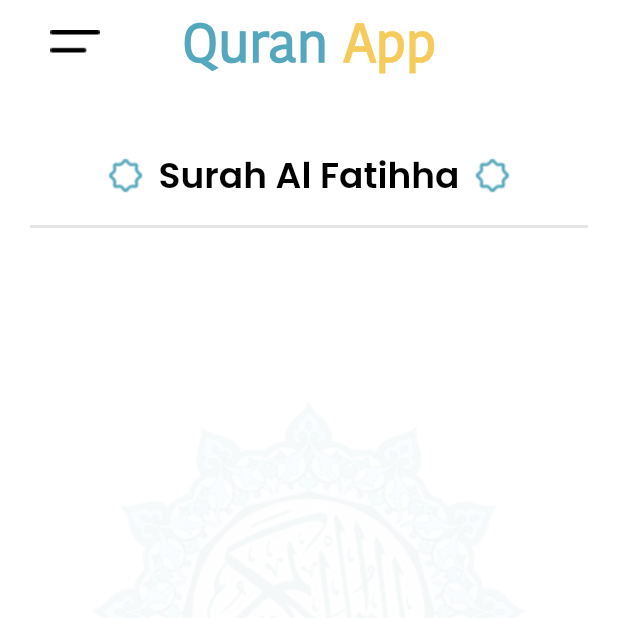
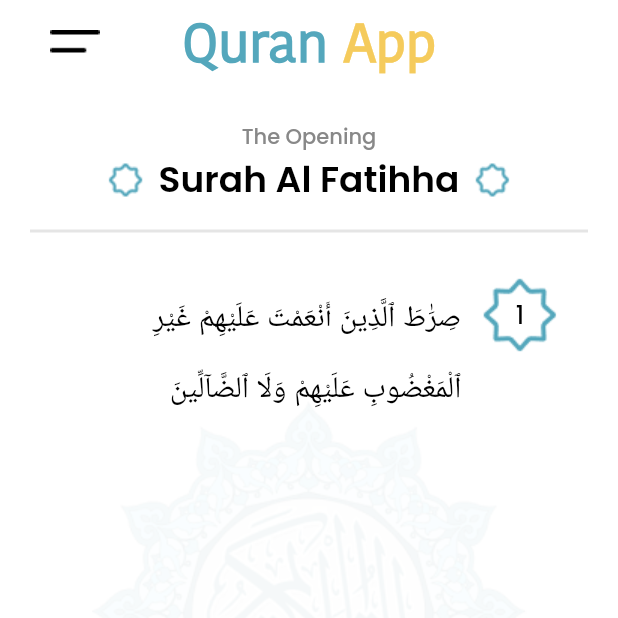
Before and after one commit to MuhammadJamalAshrafi/quran_app, a Flutter app: the screen it shows after launch, on a phone screen of 412 x 824 dp, the top half of it. Run offline on Flutter 3.47's test engine with Material 2 defaults, Android fonts, the phone set to English and light mode, and no system bars; network calls fail.

Commit message:
Surah Detail Page UI fixes

```diff
--- a/lib/screens/surah_detail.dart
+++ b/lib/screens/surah_detail.dart
@@ -1,5 +1,6 @@
 import 'dart:convert';
 
+import 'package:flutter/cupertino.dart';
 import 'package:flutter/material.dart';
 import 'package:http/http.dart' as http;
 import 'package:quran_app/models/chapter_response.dart';
@@ -82,7 +83,8 @@
               ),
               child: Column(
                   children: [
-                    const SizedBox(height: 43),
+                    const SizedBox(height: 25),
+                    const Text("The Opening", style: TextStyle(fontSize: 14, color: Color(0xFF888888), fontFamily: "Poppins", fontWeight: FontWeight.w500)),
                     Row(
                       mainAxisAlignment: MainAxisAlignment.center,
                       children: [
@@ -108,37 +110,58 @@
                     Expanded(
                       child: Padding(
                         padding: const EdgeInsets.only(left: 10, right: 20.44),
-                        child: ListView.separated(
-                          scrollDirection: Axis.vertical,
-                          shrinkWrap: true,
-                          itemCount: _chapterResponse?.chapters?.length ?? 0,
-                          separatorBuilder: (BuildContext context, int index) =>
-                          const SizedBox(height: 20),
-                          itemBuilder: (_,index) => Row(
-                            // children: [
-                            //   Row(
+                        child: Container(
+                          width: MediaQuery.of(context).size.width,
+                          child: Row(
+                            crossAxisAlignment: CrossAxisAlignment.start,
+                            textDirection: TextDirection.rtl,
                             children: [
                               Stack(
                                 alignment: Alignment.center,
                                 children: [
                                   Image.asset("images/big_star.png", width: 50, height: 50),
-                                  Text(_chapterResponse?.chapters![index]?.id?.toString() ?? "",style: TextStyle(color: Colors.black, fontSize: 16, fontFamily: "Poppins", fontWeight: FontWeight.w500))
-                                ],),
-                              const SizedBox(width: 34),
-                              Column(
-                                crossAxisAlignment: CrossAxisAlignment.start,
-                                children: [
-                                  Text(_chapterResponse?.chapters![index]?.name_simple ?? "", style: TextStyle(fontSize: 18, color: Colors.black, fontWeight: FontWeight.w400, fontFamily: "Poppins")),
-                                  Text(_chapterResponse?.chapters![index]?.translated_name?.name ?? "", style: TextStyle(fontSize: 14, color: Color(0xFF888888), fontWeight: FontWeight.w300, fontFamily: "Poppins"))
+                                  const Text("1",style: TextStyle(color: Colors.black, fontSize: 16, fontFamily: "Poppins", fontWeight: FontWeight.w500))
                                 ],
                               ),
-                              const Spacer(),
-                              Text(_chapterResponse?.chapters![index]?.name_arabic ?? "", style: TextStyle(fontSize: 20, color: Colors.black, fontWeight: FontWeight.w400, fontFamily: "Poppins", height: 2.5)),
-                              const SizedBox(width: 18),
-                              Image.asset("images/arrow.png")
+                              const SizedBox(width: 14),
+                              const Expanded(
+                                child: Text(" صِرَٰطَ ٱلَّذِينَ أَنْعَمْتَ عَلَيْهِمْ غَيْرِ ٱلْمَغْضُوبِ عَلَيْهِمْ وَلَا ٱلضَّآلِّينَ", style: TextStyle(fontSize: 20, color: Colors.black, fontWeight: FontWeight.w400, fontFamily: "Poppins", height: 2.25, letterSpacing: 0.3),
+                                  textAlign: TextAlign.right),
+                              ),
                             ],
                           ),
                         ),
+                        // child: ListView.separated(
+                        //   scrollDirection: Axis.vertical,
+                        //   shrinkWrap: true,
+                        //   itemCount: _chapterResponse?.chapters?.length ?? 0,
+                        //   separatorBuilder: (BuildContext context, int index) =>
+                        //   const SizedBox(height: 20),
+                        //   itemBuilder: (_,index) => Row(
+                        //     // children: [
+                        //     //   Row(
+                        //     children: [
+                        //       Stack(
+                        //         alignment: Alignment.center,
+                        //         children: [
+                        //           Image.asset("images/big_star.png", width: 50, height: 50),
+                        //           Text(_chapterResponse?.chapters![index]?.id?.toString() ?? "",style: TextStyle(color: Colors.black, fontSize: 16, fontFamily: "Poppins", fontWeight: FontWeight.w500))
+                        //         ],),
+                        //       const SizedBox(width: 34),
+                        //       Column(
+                        //         crossAxisAlignment: CrossAxisAlignment.start,
+                        //         children: [
+                        //           Text(_chapterResponse?.chapters![index]?.name_simple ?? "", style: TextStyle(fontSize: 18, color: Colors.black, fontWeight: FontWeight.w400, fontFamily: "Poppins")),
+                        //           Text(_chapterResponse?.chapters![index]?.translated_name?.name ?? "", style: TextStyle(fontSize: 14, color: Color(0xFF888888), fontWeight: FontWeight.w300, fontFamily: "Poppins"))
+                        //         ],
+                        //       ),
+                        //       const Spacer(),
+                        //       Text(_chapterResponse?.chapters![index]?.name_arabic ?? "", style: TextStyle(fontSize: 20, color: Colors.black, fontWeight: FontWeight.w400, fontFamily: "Poppins", height: 2.5)),
+                        //       const SizedBox(width: 18),
+                        //       Image.asset("images/arrow.png")
+                        //     ],
+                        //   ),
+                        // ),
                       ),
                     )
                   ]),
```
Also changed, not shown: lib/screens/surah_index.dart (+8 -28 lines).
